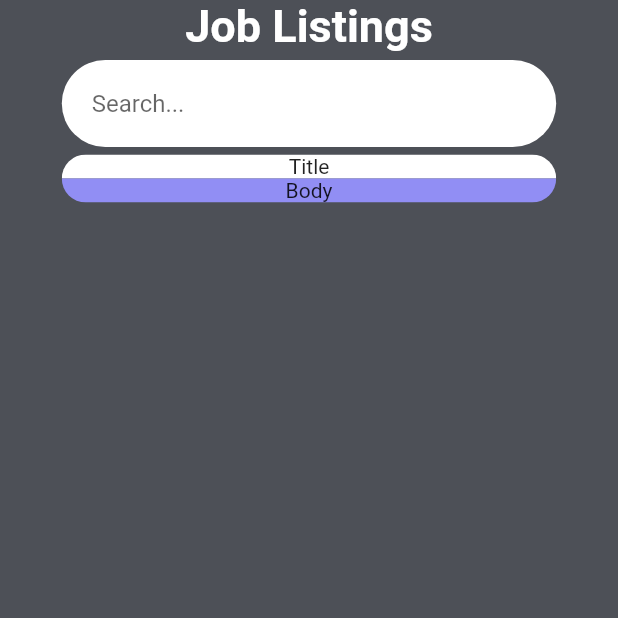
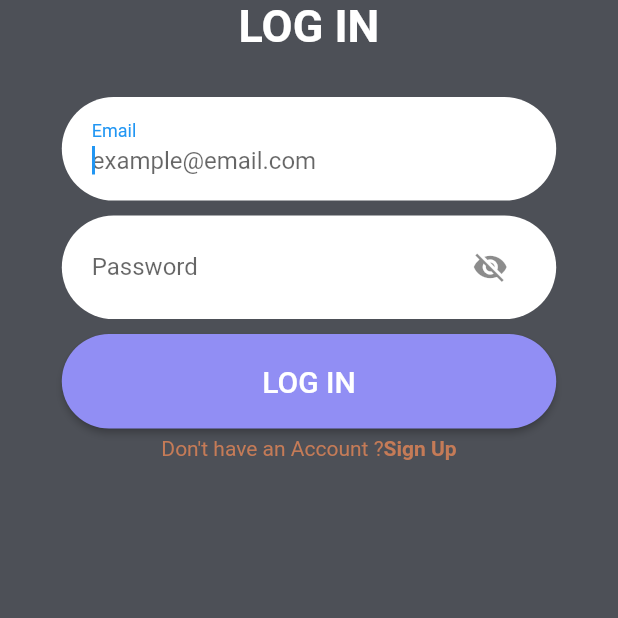
Before and after one commit to cgprats/COP4331-SchedulingManager, a Flutter app: the screen it shows after launch, on a phone screen of 412 x 824 dp, the top half of it. Run offline on Flutter 3.47's test engine with Material 2 defaults, Android fonts, the phone set to English and light mode, and no system bars; accounts and stored records are empty.

Commit message:
Added loginscreen

```diff
--- a/mobile/lib/routes/routes.dart
+++ b/mobile/lib/routes/routes.dart
@@ -2,13 +2,16 @@ import 'package:flutter/material.dart';
 
 import 'package:mobile/screens/sign_up_screen.dart';
 import 'package:mobile/screens/job_listings_screen.dart';
+import 'package:mobile/screens/login_screen.dart';
 
 class Routes {
   static const String SIGNUPSCREEN = '/signup';
+  static const String LOGINSCREEN = '/login';
   static const String JOBLISTINGSSCREEN = '/joblistings';
 
   static Map<String, Widget Function(BuildContext)> get getRoutes => {
-    '/': (context) => JobListingsScreen(),//SignUpScreen(),
+    '/': (context) => LoginScreen(),
+    LOGINSCREEN: (context) => LoginScreen(),
     SIGNUPSCREEN: (context) => SignUpScreen(),
     JOBLISTINGSSCREEN: (context) => JobListingsScreen(),
   };
--- /dev/null
+++ b/mobile/lib/screens/login_screen.dart
@@ -0,0 +1,167 @@
+import 'dart:convert';
+import 'package:flutter/material.dart';
+import 'package:mobile/components/rounded_input_field.dart';
+import 'package:mobile/utils/get_api.dart';
+import 'package:mobile/utils/custom_colors.dart';
+import 'package:mobile/components/rounded_button.dart';
+
+class LoginScreen extends StatefulWidget {
+  @override
+  _LoginScreenState createState() => _LoginScreenState();
+}
+
+class _LoginScreenState extends State<LoginScreen> {
+  @override
+  void initState() {
+    super.initState();
+  }
+
+  @override
+  Widget build(BuildContext context) {
+    Size _size = MediaQuery.of(context).size;
+    return Scaffold(
+        backgroundColor: CustomColors.grey,
+        body: SingleChildScrollView(
+          padding: EdgeInsets.only(top: MediaQuery.of(context).viewPadding.top),
+          child: Container(
+            width: double.infinity,
+            child: Column(
+              mainAxisAlignment: MainAxisAlignment.center,
+              children: <Widget>[
+                Text(
+                  "LOG IN",
+                  style: TextStyle(
+                    fontWeight: FontWeight.bold,
+                    color: CustomColors.white,
+                    fontSize: 30,
+                  ),
+                ),
+                SizedBox(
+                  height: _size.height * 0.03,
+                ),
+                MainPage(),
+              ],
+            ),
+          ),
+        )
+    );
+  }
+
+}
+
+class MainPage extends StatefulWidget {
+  @override
+  _MainPageState createState() => _MainPageState();
+}
+
+class _MainPageState extends State<MainPage> {
+  static final _formKey = GlobalKey<FormState>();
+  Map _payload = Map();
+  bool _visible = false;
+  String _errorMessage = '';
+
+  @override
+  Widget build(BuildContext context) {
+    Size _size = MediaQuery.of(context).size;
+    return Form(
+
+      key: _formKey,
+      child: Column(
+        children: <Widget>[
+          RoundedInputField(
+            order: 1,
+            labelText: 'Email',
+            hintText: 'example@email.com',
+            onChanged: (text) {
+              _payload['login'] = text;
+            },
+            width: _size.width * 0.8,
+            autofocus: true,
+          ),
+          RoundedInputField(
+            order: 2,
+            labelText: 'Password',
+            hintText: 'Password',
+            onChanged: (text) {
+              _payload['password'] = text;
+            },
+            obscureText: !_visible,
+            width: _size.width * 0.8,
+            autofocus: true,
+            onFieldSubmitted: (text) {},
+            suffixIcon: IconButton(
+              focusNode: FocusNode(skipTraversal: true),
+              icon: Icon(
+                _visible ? Icons.visibility : Icons.visibility_off,
+              ),
+              onPressed: () {
+                setState(() {
+                  _visible = !_visible;
+                });
+              },
+            ),
+          ),
+          Visibility(
+            visible: _errorMessage.isNotEmpty,
+            child: Text(
+              _errorMessage,
+              style: TextStyle(
+                color: CustomColors.orange,
+                fontSize: 16,
+              ),
+            ),
+          ),
+          RoundedButton(
+            text: 'LOG IN',
+            width: _size.width * 0.8,
+            doAnimation: true,
+            onPressed: () {
+              if (_formKey.currentState!.validate()) {
+                _login(_payload);
+              }
+            },
+          ),
+          Row(
+            mainAxisAlignment: MainAxisAlignment.center,
+            children: <Widget>[
+              Text(
+                "Don't have an Account ?",
+                style: TextStyle(color: CustomColors.orange),
+              ),
+              GestureDetector(
+                onTap: () {
+                  Navigator.pushNamed(context, '/signup');
+                },
+                child: Text(
+                  "Sign Up",
+                  style: TextStyle(
+                    color: CustomColors.orange,
+                    fontWeight: FontWeight.bold,
+                  )
+                ),
+              ),
+            ],
+          )
+        ]
+      )
+    );
+  }
+  void _login(Map _payload) async {
+    print('login!');
+    String dir = '/login';
+    String ret = await API.getJson(dir, _payload);
+    print(ret);
+    var jsonObj = json.decode(ret);
+    print(jsonObj);
+    if (ret.isEmpty) {
+      print('oh no :(');
+    } else {
+      setState(
+            () {
+          _errorMessage =
+          jsonObj['error'].startsWith('Success: ') ? '' : jsonObj['error'];
+        },
+      );
+    }
+  }
+}
```
